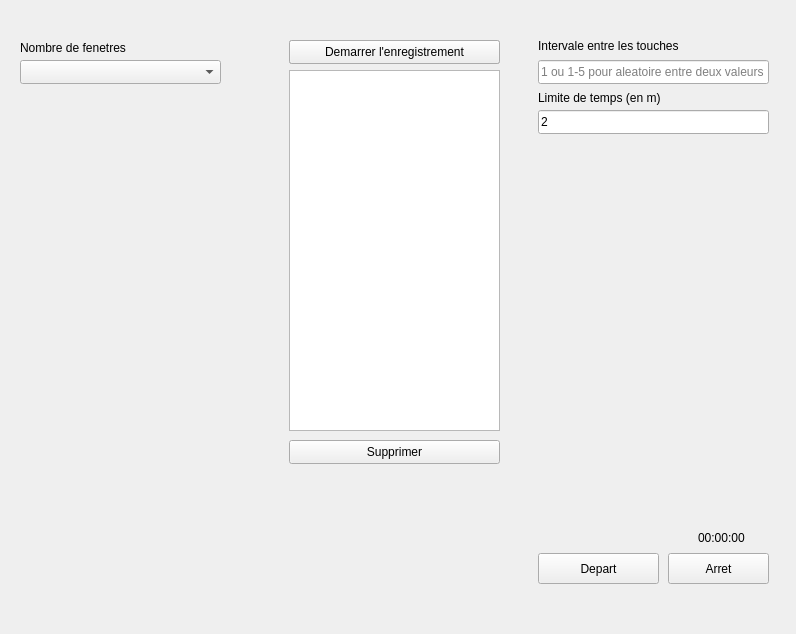
zelazna/nw_bot, file bot/ui/mainwindow.ui: the form before one commit.
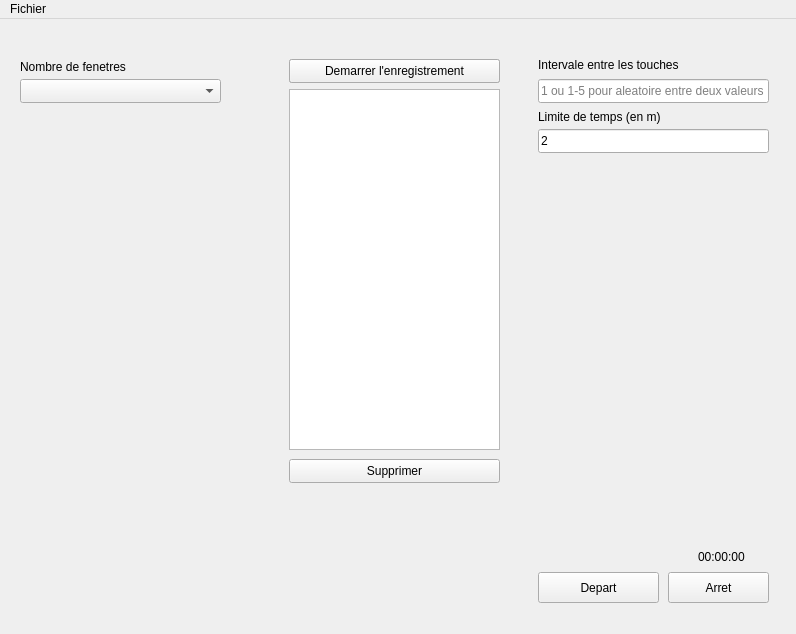
The form after the commit.

```diff
--- a/bot/ui/mainwindow.ui
+++ b/bot/ui/mainwindow.ui
@@ -221,6 +221,14 @@
      <height>21</height>
     </rect>
    </property>
+   <widget class="QMenu" name="menuParametres">
+    <property name="title">
+     <string>Fichier</string>
+    </property>
+    <addaction name="actionSaveConfig"/>
+    <addaction name="actionLoadConfig"/>
+   </widget>
+   <addaction name="menuParametres"/>
   </widget>
  </widget>
  <resources/>
```
Left out of the diff: 10 changed lines with no effect on the pictures.
